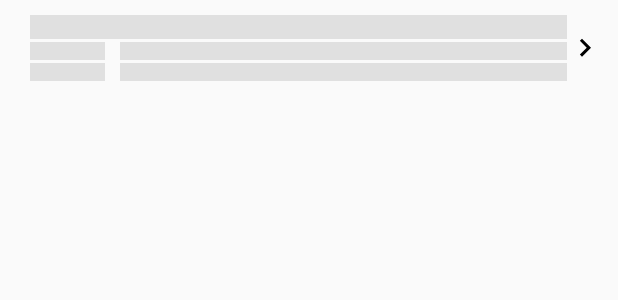
After one commit to joshluq/android-exceltrack, an Android app: the layout item_trip_list_demo.xml on its own in the app's theme, with its tools: preview values and no code run, on a phone screen of 412 x 824 dp. The commit adds this screen. Shown: the top 300 px of the screen. Run offline under Robolectric (Android 15) with nearby library versions, the phone set to English and light mode, and no system bars.

Commit message:
shimmer layout - adapter

```diff
--- a/app/build.gradle
+++ b/app/build.gradle
@@ -25,9 +25,12 @@ android {
     }
 }
 
+repositories {
+    maven { url "https://jitpack.io" }
+}
+
 dependencies {
 
-    compile project(':domain')
     compile project(':data')
 
     implementation fileTree(dir: 'libs', include: ['*.jar'])
@@ -44,6 +47,7 @@ dependencies {
     compile 'com.jakewharton:butterknife:8.8.1'
     annotationProcessor 'com.jakewharton:butterknife-compiler:8.8.1'
 
+    implementation 'com.github.sharish:ShimmerRecyclerView:v1.2'
 
     testImplementation 'junit:junit:4.12'
     androidTestImplementation 'com.android.support.test:runner:1.0.1'
--- a/app/src/main/java/pe/exceltransport/exceltrack/internal/di/module/NetworkModule.java
+++ b/app/src/main/java/pe/exceltransport/exceltrack/internal/di/module/NetworkModule.java
@@ -11,6 +11,7 @@ import okhttp3.logging.HttpLoggingInterceptor;
 import pe.exceltransport.data.network.RestApi;
 import pe.exceltransport.data.network.RestApiImpl;
 import pe.exceltransport.data.network.RestService;
+import pe.exceltransport.data.network.Url;
 import retrofit2.Retrofit;
 import retrofit2.converter.gson.GsonConverterFactory;
 
@@ -30,7 +31,7 @@ public class NetworkModule {
     @Provides
     Retrofit provideRetrofit(OkHttpClient client) {
         return new Retrofit.Builder()
-                .baseUrl(RestService.API_URL)
+                .baseUrl(Url.ROOT.getValue())
                 .addConverterFactory(GsonConverterFactory.create())
                 .client(client)
                 .build();
--- a/app/src/main/java/pe/exceltransport/exceltrack/internal/di/module/RepositoryModule.java
+++ b/app/src/main/java/pe/exceltransport/exceltrack/internal/di/module/RepositoryModule.java
@@ -2,6 +2,7 @@ package pe.exceltransport.exceltrack.internal.di.module;
 
 import dagger.Module;
 import dagger.Provides;
+import pe.exceltransport.data.repository.TripDataRepository;
 import pe.exceltransport.data.repository.UserDataRepository;
 import pe.exceltransport.domain.repository.TripRepository;
 import pe.exceltransport.domain.repository.UserRepository;
@@ -15,7 +16,7 @@ public class RepositoryModule {
     }
 
     @Provides
-    TripRepository provideTripRepository(TripRepository repository) {
+    TripRepository provideTripRepository(TripDataRepository repository) {
         return repository;
     }
 }
--- a/app/src/main/java/pe/exceltransport/exceltrack/model/TripModel.java
+++ /dev/null
@@ -1,5 +0,0 @@
-package pe.exceltransport.exceltrack.model;
-
-
-public class TripModel {
-}
--- a/app/src/main/java/pe/exceltransport/exceltrack/presenter/TripListPresenter.java
+++ b/app/src/main/java/pe/exceltransport/exceltrack/presenter/TripListPresenter.java
@@ -51,7 +51,7 @@ public class TripListPresenter implements Presenter<TripListView> {
         view = null;
     }
 
-    private void getPendingTrips() {
+    public void getPendingTrips() {
         getSessionSaved.execute(new GetSessionSavedObserver(), null);
     }
 
--- a/app/src/main/java/pe/exceltransport/exceltrack/view/activity/SplashActivity.java
+++ b/app/src/main/java/pe/exceltransport/exceltrack/view/activity/SplashActivity.java
@@ -37,17 +37,17 @@ public class SplashActivity extends BaseActivity implements SplashView {
 
     @Override
     public void showLoading() {
-
+        //default implementation
     }
 
     @Override
     public void hideLoading() {
-
+        //default implementation
     }
 
     @Override
     public void showError(String message) {
-
+        //default implementation
     }
 
     @Override
--- /dev/null
+++ b/app/src/main/res/drawable/ic_arrow_right.xml
@@ -0,0 +1,9 @@
+<vector xmlns:android="http://schemas.android.com/apk/res/android"
+        android:width="24dp"
+        android:height="24dp"
+        android:viewportWidth="24.0"
+        android:viewportHeight="24.0">
+    <path
+        android:fillColor="#FF000000"
+        android:pathData="M8.59,16.34l4.58,-4.59 -4.58,-4.59L10,5.75l6,6 -6,6z"/>
+</vector>
--- /dev/null
+++ b/app/src/main/res/layout/item_trip_list_demo.xml
@@ -0,0 +1,79 @@
+<?xml version="1.0" encoding="utf-8"?>
+<android.support.constraint.ConstraintLayout xmlns:android="http://schemas.android.com/apk/res/android"
+    xmlns:app="http://schemas.android.com/apk/res-auto"
+    xmlns:tools="http://schemas.android.com/tools"
+    android:layout_width="match_parent"
+    android:layout_height="wrap_content">
+
+    <View
+        android:id="@+id/customer_name"
+        android:layout_width="0dp"
+        android:layout_height="@dimen/default_sp_4_4"
+        android:layout_marginStart="@dimen/default_dp_10_2"
+        android:layout_marginTop="@dimen/default_dp_10_1"
+        android:alpha="0.1"
+        android:background="@android:color/background_dark"
+        app:layout_constraintEnd_toStartOf="@+id/iv_arrow"
+        app:layout_constraintStart_toStartOf="parent"
+        app:layout_constraintTop_toTopOf="parent" />
+
+    <View
+        android:id="@+id/tv_start_label"
+        android:layout_width="@dimen/default_dp_10_5"
+        android:layout_height="@dimen/default_sp_4_3"
+        android:layout_marginBottom="@dimen/default_dp_1_2"
+        android:layout_marginTop="@dimen/default_dp_1_2"
+        android:alpha="0.1"
+        android:background="@android:color/background_dark"
+        app:layout_constraintStart_toStartOf="@+id/customer_name"
+        app:layout_constraintTop_toBottomOf="@+id/customer_name" />
+
+    <View
+        android:id="@+id/tv_finish_label"
+        android:layout_width="@dimen/default_dp_10_5"
+        android:layout_height="@dimen/default_sp_4_3"
+        android:layout_marginBottom="@dimen/default_dp_10_1"
+        android:layout_marginTop="@dimen/default_dp_1_2"
+        android:alpha="0.1"
+        android:background="@android:color/background_dark"
+        app:layout_constraintBottom_toBottomOf="parent"
+        app:layout_constraintStart_toStartOf="@+id/customer_name"
+        app:layout_constraintTop_toBottomOf="@+id/tv_start_label" />
+
+    <View
+        android:id="@+id/tv_start"
+        android:layout_width="0dp"
+        android:layout_height="@dimen/default_sp_4_3"
+        android:layout_marginStart="@dimen/default_dp_10_1"
+        android:alpha="0.1"
+        android:background="@android:color/background_dark"
+        app:layout_constraintEnd_toStartOf="@+id/iv_arrow"
+        app:layout_constraintStart_toEndOf="@+id/tv_start_label"
+        app:layout_constraintTop_toTopOf="@+id/tv_start_label" />
+
+    <TextView
+        android:id="@+id/tv_finish"
+        android:layout_width="0dp"
+        android:layout_height="@dimen/default_sp_4_3"
+        android:layout_marginStart="@dimen/default_dp_10_1"
+        android:alpha="0.1"
+        android:background="@android:color/background_dark"
+        app:layout_constraintBottom_toBottomOf="@+id/tv_finish_label"
+        app:layout_constraintEnd_toStartOf="@+id/iv_arrow"
+        app:layout_constraintStart_toEndOf="@+id/tv_finish_label"
+        tools:text="@tools:sample/lorem" />
+
+    <ImageView
+        android:id="@+id/iv_arrow"
+        android:layout_width="wrap_content"
+        android:layout_height="0dp"
+        android:layout_marginBottom="@dimen/default_dp_10_1"
+        android:layout_marginEnd="@dimen/default_dp_10_1"
+        android:layout_marginTop="@dimen/default_dp_10_1"
+        android:src="@drawable/ic_arrow_right"
+        app:layout_constraintBottom_toBottomOf="parent"
+        app:layout_constraintEnd_toEndOf="parent"
+        app:layout_constraintTop_toTopOf="parent"
+        tools:ignore="ContentDescription" />
+
+</android.support.constraint.ConstraintLayout>
--- a/app/src/main/res/values/dimens.xml
+++ b/app/src/main/res/values/dimens.xml
@@ -2,13 +2,18 @@
 <resources>
 
     <dimen name="default_dp_1_1">1dp</dimen>
-
+    <dimen name="default_dp_1_2">2dp</dimen>
+    <dimen name="default_dp_1_4">4dp</dimen>
+    <dimen name="default_dp_10_1">10dp</dimen>
     <dimen name="default_dp_10_2">20dp</dimen>
+    <dimen name="default_dp_10_3">30dp</dimen>
+    <dimen name="default_dp_10_4">40dp</dimen>
     <dimen name="default_dp_10_5">50dp</dimen>
 
+    <dimen name="default_dp_5_5">25dp</dimen>
 
+
+    <dimen name="default_sp_4_3">12sp</dimen>
     <dimen name="default_sp_4_4">16sp</dimen>
-    <dimen name="default_dp_10_3">30dp</dimen>
-    <dimen name="default_dp_10_4">40dp</dimen>
-    <dimen name="default_dp_10_1">10dp</dimen>
+
 </resources>
--- a/app/src/main/res/values/strings.xml
+++ b/app/src/main/res/values/strings.xml
@@ -18,5 +18,7 @@
 
 
     <string name="text_sign_out">Cerrar sesión</string>
+    <string name="text_start">Partida:</string>
+    <string name="text_finish">Llegada:</string>
 
 </resources>
--- a/data/src/main/java/pe/exceltransport/data/entity/mapper/TripEntityDataMapper.java
+++ b/data/src/main/java/pe/exceltransport/data/entity/mapper/TripEntityDataMapper.java
@@ -20,6 +20,7 @@ public class TripEntityDataMapper {
         trip.setStart(LocationEntityDataMapper.transform(entity.getStart()));
         trip.setFinish(LocationEntityDataMapper.transform(entity.getFinish()));
         trip.setStatus(transform(entity.getStatus()));
+        trip.setCustomer(CustomerEntityDataMapper.transform(entity.getCustomer()));
         return trip;
     }
 
--- a/data/src/main/java/pe/exceltransport/data/network/RestService.java
+++ b/data/src/main/java/pe/exceltransport/data/network/RestService.java
@@ -1,6 +1,5 @@
 package pe.exceltransport.data.network;
 
-import pe.exceltransport.data.BuildConfig;
 import pe.exceltransport.data.network.body.SignInBody;
 import pe.exceltransport.data.network.response.BodyResponse;
 import pe.exceltransport.data.network.response.SignInResponse;
@@ -14,11 +13,10 @@ import retrofit2.http.Query;
 
 public interface RestService {
 
-    String API_URL = BuildConfig.API_URL + BuildConfig.API_VERSION;
-
     @POST("users/signIn")
     Call<BodyResponse<SignInResponse>> signIn(@Body SignInBody bodyLogin);
 
     @GET("users/{userId}/trips")
-    Call<BodyResponse<TripsResponse>> getTrips(@Path("customerId") long customerId, @Query("status") int status);
+    Call<BodyResponse<TripsResponse>> getTrips(@Path("userId") long customerId, @Query("status") int status);
+
 }
```
Also changed, not shown: app/src/main/java/pe/exceltransport/exceltrack/view/activity/SignInActivity.java (+0 -9 lines), app/src/main/java/pe/exceltransport/exceltrack/view/adapter/TripAdapter.java (+87 -1 lines), app/src/main/java/pe/exceltransport/exceltrack/view/fragment/TripListFragment.java (+65 -3 lines), app/src/main/res/layout/fragment_trip_list.xml (+11 -0 lines), app/src/main/res/layout/item_trip_list.xml (added, +78 -0 lines), data/src/main/java/pe/exceltransport/data/network/Url.java (added, +18 -0 lines).
